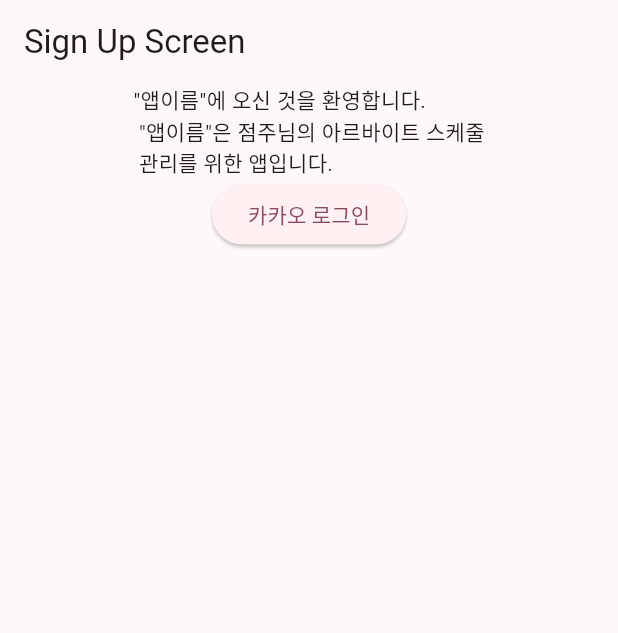
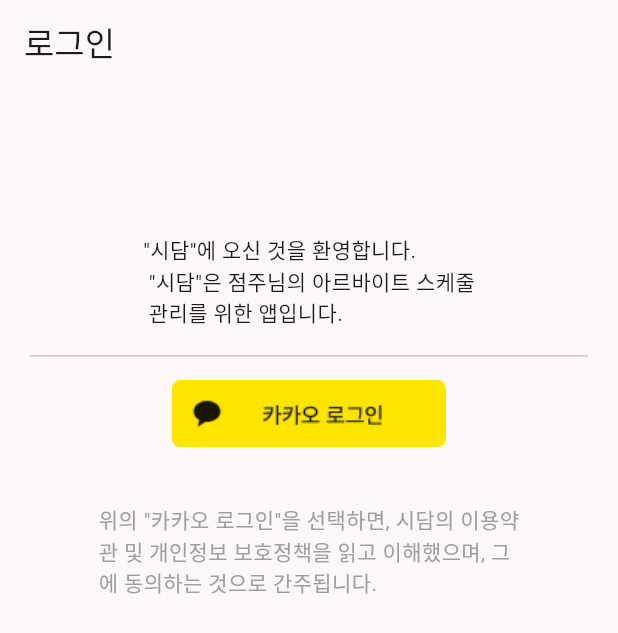
Before and after one commit to Team-BBUL/parttime-scheduler-front-storemanager, a Flutter app: the screen it shows after launch, on a phone screen of 412 x 824 dp. Shown: the top 633 px of the screen. Run offline on Flutter 3.47's test engine with Material 2 defaults, Android fonts, the phone set to English and light mode, and no system bars; our stand-ins replace flutter_svg, flutter_switch, fluttertoast, image_picker, logger and 1 more; missing offline and left inert: dart:ffi, flutter_inappwebview; accounts and stored records are empty.

Commit message:
로그인 화면 디자인 수정

```diff
--- a/lib/main.dart
+++ b/lib/main.dart
@@ -39,7 +39,7 @@
             ChangeNotifierProvider(
                 create: (_) => CostViewModel(FixedScheduleApiRepositoryStub(),IncentiveRepositoryImpl()),)
       ],
-          child: MyApp()
+          child: const MyApp()
 
       )
   );
@@ -66,9 +66,6 @@
     );
   }
 }
-
-
-
 
 class MyHomePage extends StatefulWidget {
   const MyHomePage({super.key, required this.title});
--- a/lib/view/login.dart
+++ b/lib/view/login.dart
@@ -1,49 +1,64 @@
-import 'package:flutter/cupertino.dart';
 import 'package:flutter/material.dart';
-import 'package:flutter_inappwebview/flutter_inappwebview.dart';
-import 'package:provider/provider.dart';
 
 import 'login_web_view_page.dart';
 
-class LoginScreen extends StatelessWidget{
+class LoginScreen extends StatelessWidget {
+  final _designWidth = 411;
+  final _designHeight = 683;
 
   @override
   Widget build(BuildContext context) {
-    return  Scaffold(
+    final deviceWidth = MediaQuery.of(context).size.width;
+    final deviceHeight = MediaQuery.of(context).size.height;
+
+    double maxWidth = 280 * deviceWidth / _designWidth;
+
+    return Scaffold(
       appBar: AppBar(
-        title: const Text('Sign Up Screen'),
+        title: const Text('로그인'),
       ),
       body: SafeArea(
         child: Column(
+          mainAxisAlignment: MainAxisAlignment.center,
           children: [
-            Flexible(
-                child: Text("\"앱이름\"에 오신 것을 환영합니다.\n "
-                    "\"앱이름\"은 점주님의 아르바이트 스케줄\n "
-                    "관리를 위한 앱입니다.")
+            const Text("\"시담\"에 오신 것을 환영합니다.\n "
+                "\"시담\"은 점주님의 아르바이트 스케줄\n "
+                "관리를 위한 앱입니다."),
+            const SizedBox(height: 10, width: 2,),
+            const Divider(
+              indent: 20,
+              endIndent: 20,
             ),
             Flexible(
-                child: Column(
-                  children: [
-                    Flexible(
-                        child: ElevatedButton(onPressed: () {
+                child: IconButton(
+              onPressed: () {
                 Navigator.push(
                     context,
-                              MaterialPageRoute(builder:
-                                  (context) => LoginWebViewPage()
-                              ) // (context) => WebViewWidget(controller: _webViewController,))
+                    MaterialPageRoute(
+                        builder: (context) =>
+                            LoginWebViewPage()) // (context) => WebViewWidget(controller: _webViewController,))
                     );
-                        }, child: Text("카카오 로그인"),)
+              },
+              icon: Image.asset('asset/image/kakao_login_medium_narrow.png'),
+            )),
+            const SizedBox(
+              height: 30, width: 2,
             ),
+            Flexible(
+                child: SizedBox(
+              width: maxWidth,
+              child: const Text(
+                    '위의 "카카오 로그인"을 선택하면, '
+                    '시담의 이용약관 및 개인정보 보호정책을 읽고 이해했으며, '
+                    '그에 동의하는 것으로 간주됩니다.',
+                style: TextStyle(color: Colors.grey),
+              ),
+            )),
             Flexible(child: Container()),
             Flexible(child: Container()),
-
-                  ],
-                )
-            )
           ],
         ),
       ),
     );
   }
-
 }
--- a/pubspec.yaml
+++ b/pubspec.yaml
@@ -75,7 +75,7 @@
 
   # To add assets to your application, add an assets section, like this:
   assets:
-    - asset/image/no-image.png
+    - asset/image/
     - asset/icons/
     - asset/json/
   # An image asset can refer to one or more resolution-specific "variants", see
```
Also changed, not shown: asset/image/kakao_login_medium_narrow.png (added). Lines whose indentation alone changed are shown as unchanged.
